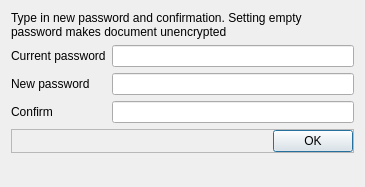
Qt form ProjPad/SetPasswordDialog.ui (sergrt/ProjPad) before a commit.
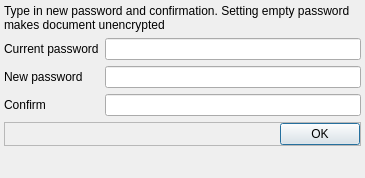
The same form after that commit.

What changed in the file:
```diff
--- a/ProjPad/SetPasswordDialog.ui
+++ b/ProjPad/SetPasswordDialog.ui
@@ -7,13 +7,25 @@
     <x>0</x>
     <y>0</y>
     <width>365</width>
-    <height>187</height>
+    <height>178</height>
    </rect>
   </property>
   <property name="windowTitle">
    <string>Set/change/remove password protection</string>
   </property>
   <layout class="QGridLayout" name="gridLayout">
+   <property name="leftMargin">
+    <number>4</number>
+   </property>
+   <property name="topMargin">
+    <number>4</number>
+   </property>
+   <property name="rightMargin">
+    <number>4</number>
+   </property>
+   <property name="bottomMargin">
+    <number>4</number>
+   </property>
    <item row="0" column="0" colspan="2">
     <widget class="QLabel" name="label_3">
      <property name="text">
```
